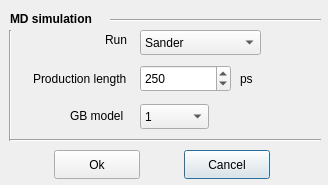
IFMlab/ChemFlow, file GUI/MD/mddialog.ui: the form before one commit.
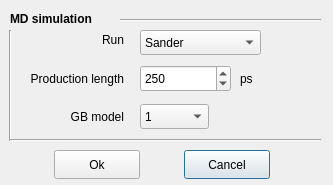
The form after the commit.

```diff
--- a/GUI/MD/mddialog.ui
+++ b/GUI/MD/mddialog.ui
@@ -6,7 +6,7 @@
    <rect>
     <x>0</x>
     <y>0</y>
-    <width>328</width>
+    <width>333</width>
     <height>185</height>
    </rect>
   </property>
@@ -44,7 +44,7 @@
     <rect>
      <x>10</x>
      <y>10</y>
-     <width>91</width>
+     <width>111</width>
      <height>17</height>
     </rect>
    </property>
@@ -87,9 +87,9 @@
   <widget class="Line" name="line">
    <property name="geometry">
     <rect>
-     <x>110</x>
+     <x>120</x>
      <y>10</y>
-     <width>211</width>
+     <width>201</width>
      <height>20</height>
     </rect>
    </property>
@@ -100,15 +100,18 @@
   <widget class="QLabel" name="label_2">
    <property name="geometry">
     <rect>
-     <x>33</x>
+     <x>10</x>
      <y>70</y>
-     <width>111</width>
+     <width>114</width>
      <height>17</height>
     </rect>
    </property>
    <property name="text">
     <string>Production length</string>
    </property>
+   <property name="alignment">
+    <set>Qt::AlignRight|Qt::AlignTrailing|Qt::AlignVCenter</set>
+   </property>
   </widget>
   <widget class="QSpinBox" name="spinBox_time">
    <property name="geometry">
@@ -148,15 +151,18 @@
   <widget class="QLabel" name="label_4">
    <property name="geometry">
     <rect>
-     <x>105</x>
+     <x>83</x>
      <y>30</y>
-     <width>31</width>
+     <width>41</width>
      <height>20</height>
     </rect>
    </property>
    <property name="text">
     <string>Run</string>
    </property>
+   <property name="alignment">
+    <set>Qt::AlignRight|Qt::AlignTrailing|Qt::AlignVCenter</set>
+   </property>
   </widget>
   <widget class="QComboBox" name="comboBox_run">
    <property name="geometry">
@@ -211,15 +217,18 @@
   <widget class="QLabel" name="label_7">
    <property name="geometry">
     <rect>
-     <x>70</x>
+     <x>43</x>
      <y>107</y>
-     <width>56</width>
-     <height>17</height>
+     <width>81</width>
+     <height>20</height>
     </rect>
    </property>
    <property name="text">
     <string>GB model</string>
    </property>
+   <property name="alignment">
+    <set>Qt::AlignRight|Qt::AlignTrailing|Qt::AlignVCenter</set>
+   </property>
   </widget>
  </widget>
  <layoutdefault spacing="6" margin="11"/>
```
